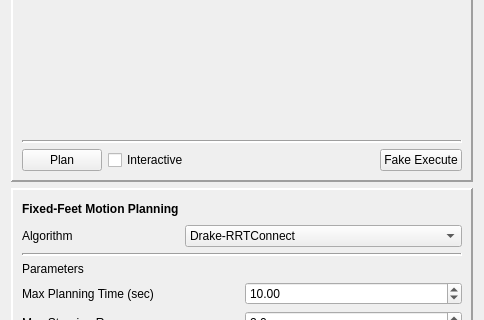
This is src/app/ddMotionPlanningPanel.ui in RobotLocomotion/director as Qt 5 draws it before an edit; both pictures show x 0 to 484 and y 508 to 828 of the 484 by 1030 pixel window. The edited form follows.
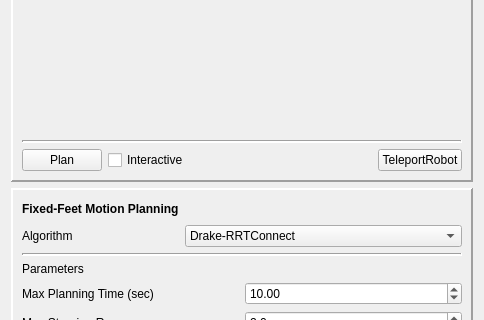
This is the edited form.

Commit message: renamed fake execute to teleport robot

```diff
--- a/src/app/ddMotionPlanningPanel.ui
+++ b/src/app/ddMotionPlanningPanel.ui
@@ -640,7 +640,7 @@
         <item>
          <widget class="QPushButton" name="walkingFakeExeButton">
           <property name="text">
-           <string>Fake Execute</string>
+           <string>TeleportRobot</string>
           </property>
          </widget>
         </item>
```
Left out of the diff: 2 changed lines with no effect on the pictures. The commit also changes 1 other file.
